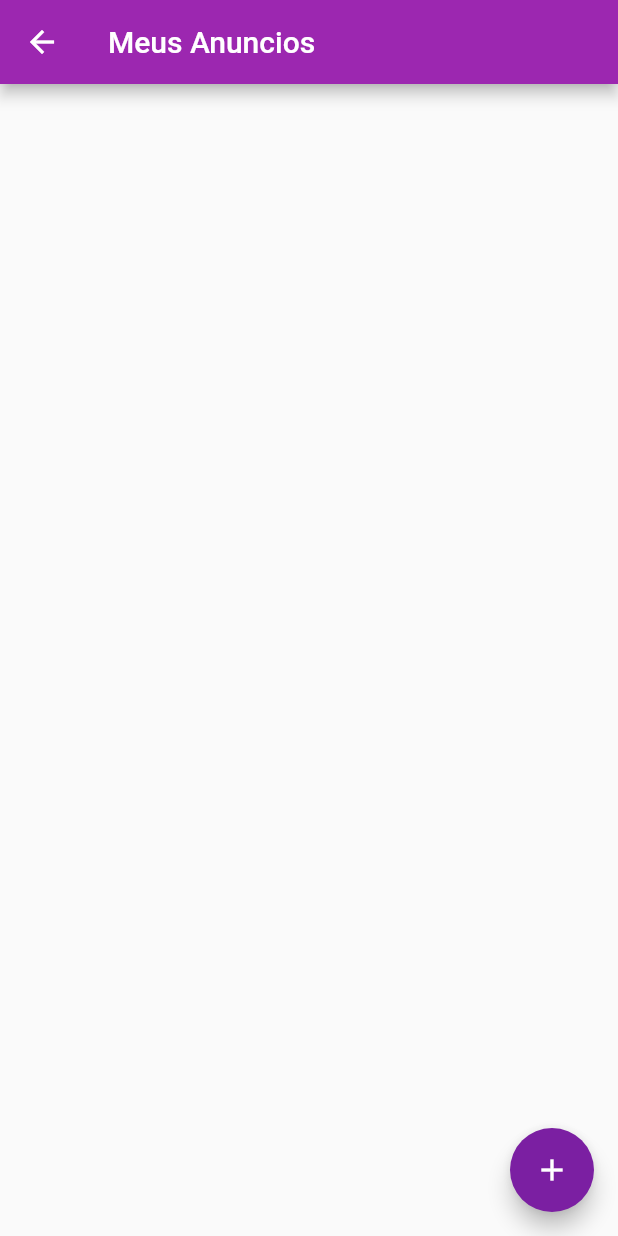
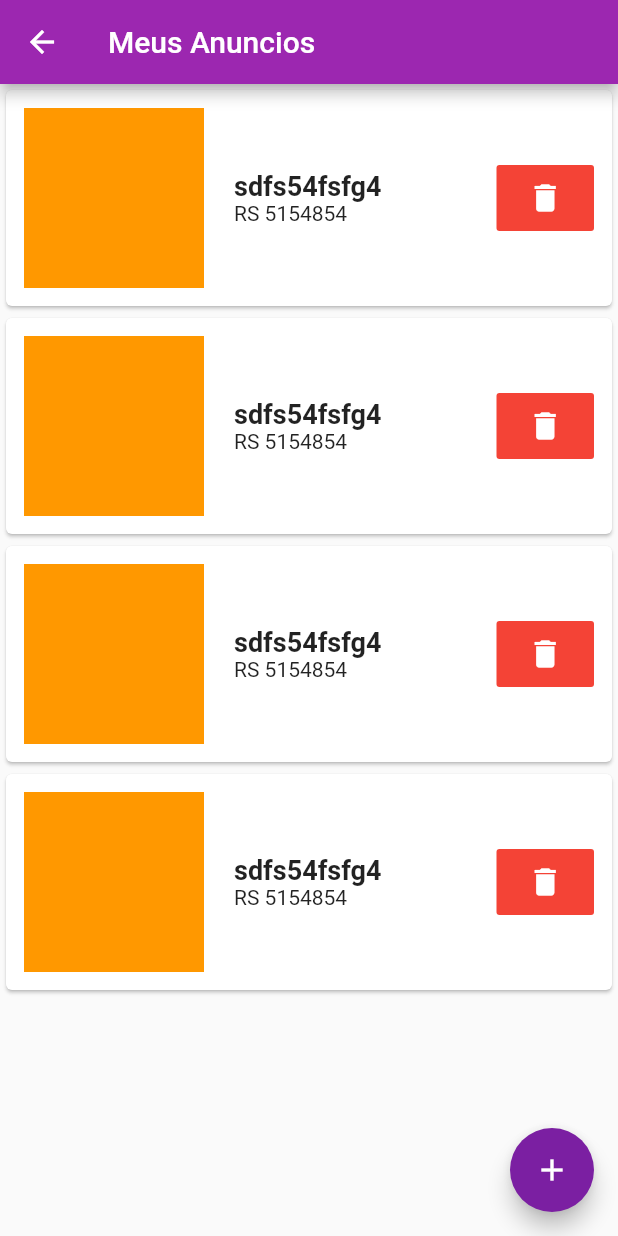
Before and after one commit to leozero3/olx, a Flutter app: the MeusAnuncios screen opened by its route, on a phone screen of 412 x 824 dp. Run offline on Flutter 3.47's test engine with Material 2 defaults, Android fonts, the phone set to English and light mode, and no system bars; our stand-ins replace brasil_fields, cloud_firestore, firebase_auth, firebase_core, firebase_storage, image_picker; missing offline and left inert: validadores; accounts and stored records are empty.

Commit message:
upload anuncio

```diff
--- a/lib/views/meus_anuncios.dart
+++ b/lib/views/meus_anuncios.dart
@@ -1,14 +1,15 @@
 import 'package:flutter/material.dart';
+import 'package:olx/views/widgets/item_anuncio.dart';
 
-class MeusAnuncios extends StatefulWidget{
+class MeusAnuncios extends StatefulWidget {
   @override
   State<StatefulWidget> createState() {
     // TODO: implement createState
     return MeusAnunciosState();
   }
+}
 
-}
-class MeusAnunciosState extends State<MeusAnuncios>{
+class MeusAnunciosState extends State<MeusAnuncios> {
   @override
   Widget build(BuildContext context) {
     return Scaffold(
@@ -18,12 +19,16 @@ class MeusAnunciosState extends State<MeusAnuncios>{
       floatingActionButton: FloatingActionButton(
         foregroundColor: Colors.white,
         child: Icon(Icons.add),
-        onPressed: (){
+        onPressed: () {
           Navigator.pushNamed(context, '/novo-anuncio');
         },
       ),
-      body: Container(),
+      body: ListView.builder(
+        itemCount: 4,
+        itemBuilder: (_, indice) {
+          return ItemAnuncio();
+        },
+      ),
     );
   }
-
 }
--- /dev/null
+++ b/lib/views/widgets/item_anuncio.dart
@@ -0,0 +1,58 @@
+import 'package:flutter/material.dart';
+
+class ItemAnuncio extends StatelessWidget {
+  const ItemAnuncio({Key key}) : super(key: key);
+
+  @override
+  Widget build(BuildContext context) {
+    return GestureDetector(
+      onTap: () {},
+      child: Card(
+        child: Padding(
+          padding: EdgeInsets.all(12),
+          child: Row(
+            children: [
+              SizedBox(
+                width: 120,
+                height: 120,
+                child: Container(
+                  color: Colors.orange,
+                ),
+              ),
+              Expanded(
+                flex: 3,
+                child: Padding(
+                  padding: EdgeInsets.symmetric(
+                    horizontal: 20,
+                    vertical: 8,
+                  ),
+                  child: Column(
+                    crossAxisAlignment: CrossAxisAlignment.start,
+                    children: [
+                      Text(
+                        'sdfs54fsfg4',
+                        style: TextStyle(fontSize: 18, fontWeight: FontWeight.bold),
+                      ),
+                      Text('RS 5154854'),
+                    ],
+                  ),
+                ),
+              ),
+              Expanded(
+                flex: 1,
+                child: FlatButton(
+                  color: Colors.red,
+                  padding: EdgeInsets.all(10),
+                  onPressed: (){
+
+                  },
+                  child: Icon(Icons.delete, color: Colors.white,),
+                ),
+              ),
+            ],
+          ),
+        ),
+      ),
+    );
+  }
+}
```
Also changed, not shown: lib/views/novo_anuncio.dart (+33 -5 lines).
